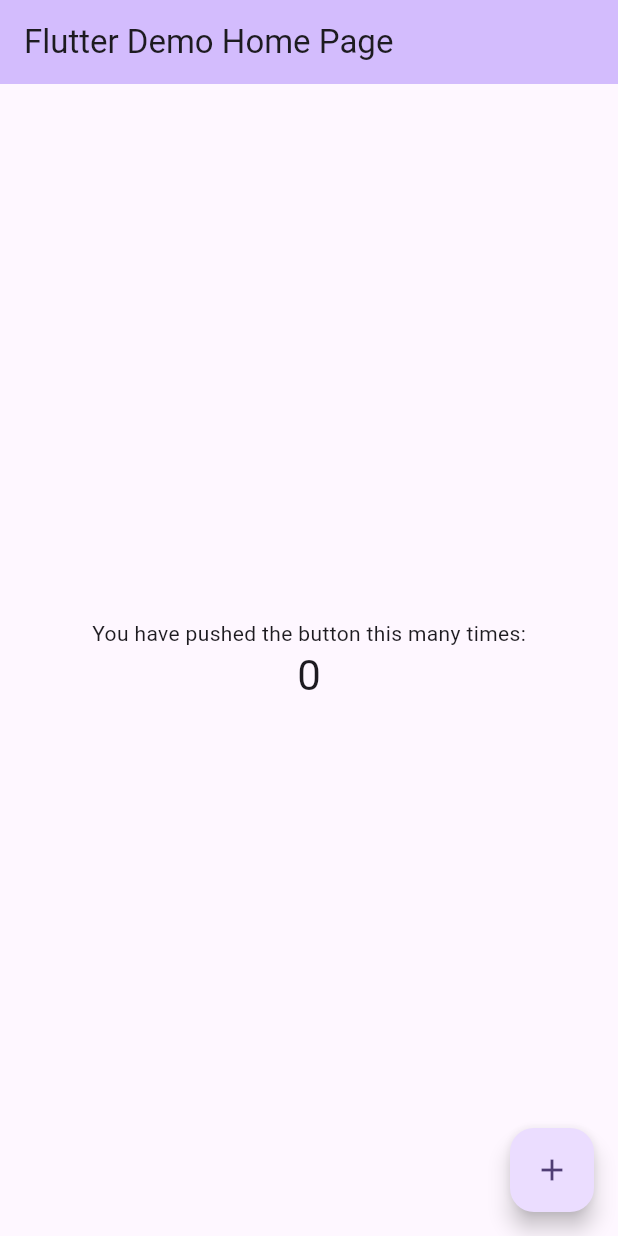
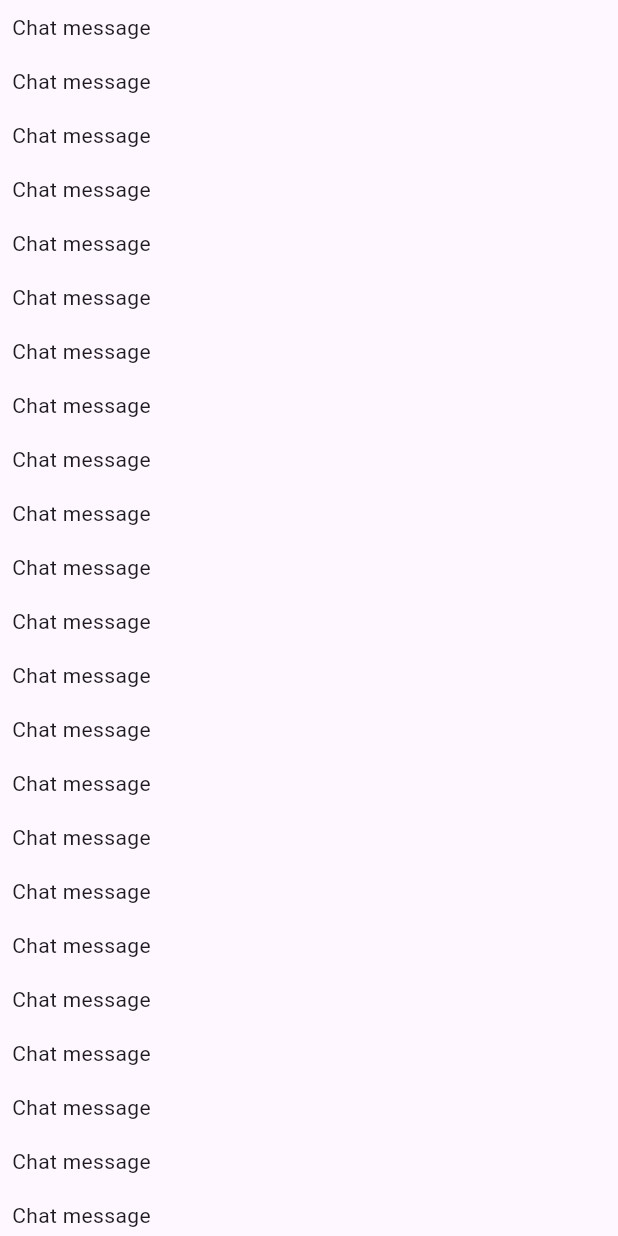
Before and after one commit to FARHADGULL/QuickChat, a Flutter app: the screen it shows after launch, on a phone screen of 412 x 824 dp. Run offline on Flutter 3.47's test engine with Material 2 defaults, Android fonts, the phone set to English and light mode, and no system bars.

Commit message:
added screens

```diff
--- a/lib/main.dart
+++ b/lib/main.dart
@@ -1,4 +1,6 @@
 import 'package:flutter/material.dart';
+
+import 'screens/chat_screen.dart';
 
 void main() {
   runApp(const MyApp());
@@ -11,100 +13,13 @@ class MyApp extends StatelessWidget {
   @override
   Widget build(BuildContext context) {
     return MaterialApp(
-      title: 'Flutter memory leak demo',
+      debugShowCheckedModeBanner: false,
+      title: 'Quick Chat',
       theme: ThemeData(
         colorScheme: ColorScheme.fromSeed(seedColor: Colors.deepPurple),
         useMaterial3: true,
       ),
-      home: const MyHomePage(title: 'Flutter Demo Home Page'),
+      home: const ChatScreen(),
     );
   }
 }
-
-class MyHomePage extends StatefulWidget {
-  const MyHomePage({super.key, required this.title});
-
-  // This widget is the home page of your application. It is stateful, meaning
-  // that it has a State object (defined below) that contains fields that affect
-  // how it looks.
-
-  // This class is the configuration for the state. It holds the values (in this
-  // case the title) provided by the parent (in this case the App widget) and
-  // used by the build method of the State. Fields in a Widget subclass are
-  // always marked "final".
-
-  final String title;
-
-  @override
-  State<MyHomePage> createState() => _MyHomePageState();
-}
-
-class _MyHomePageState extends State<MyHomePage> {
-  int _counter = 0;
-
-  void _incrementCounter() {
-    setState(() {
-      // This call to setState tells the Flutter framework that something has
-      // changed in this State, which causes it to rerun the build method below
-      // so that the display can reflect the updated values. If we changed
-      // _counter without calling setState(), then the build method would not be
-      // called again, and so nothing would appear to happen.
-      _counter++;
-    });
-  }
-
-  @override
-  Widget build(BuildContext context) {
-    // This method is rerun every time setState is called, for instance as done
-    // by the _incrementCounter method above.
-    //
-    // The Flutter framework has been optimized to make rerunning build methods
-    // fast, so that you can just rebuild anything that needs updating rather
-    // than having to individually change instances of widgets.
-    return Scaffold(
-      appBar: AppBar(
-        // TRY THIS: Try changing the color here to a specific color (to
-        // Colors.amber, perhaps?) and trigger a hot reload to see the AppBar
-        // change color while the other colors stay the same.
-        backgroundColor: Theme.of(context).colorScheme.inversePrimary,
-        // Here we take the value from the MyHomePage object that was created by
-        // the App.build method, and use it to set our appbar title.
-        title: Text(widget.title),
-      ),
-      body: Center(
-        // Center is a layout widget. It takes a single child and positions it
-        // in the middle of the parent.
-        child: Column(
-          // Column is also a layout widget. It takes a list of children and
-          // arranges them vertically. By default, it sizes itself to fit its
-          // children horizontally, and tries to be as tall as its parent.
-          //
-          // Column has various properties to control how it sizes itself and
-          // how it positions its children. Here we use mainAxisAlignment to
-          // center the children vertically; the main axis here is the vertical
-          // axis because Columns are vertical (the cross axis would be
-          // horizontal).
-          //
-          // TRY THIS: Invoke "debug painting" (choose the "Toggle Debug Paint"
-          // action in the IDE, or press "p" in the console), to see the
-          // wireframe for each widget.
-          mainAxisAlignment: MainAxisAlignment.center,
-          children: <Widget>[
-            const Text(
-              'You have pushed the button this many times:',
-            ),
-            Text(
-              '$_counter',
-              style: Theme.of(context).textTheme.headlineMedium,
-            ),
-          ],
-        ),
-      ),
-      floatingActionButton: FloatingActionButton(
-        onPressed: _incrementCounter,
-        tooltip: 'Increment',
-        child: const Icon(Icons.add),
-      ), // This trailing comma makes auto-formatting nicer for build methods.
-    );
-  }
-}
--- /dev/null
+++ b/lib/screens/chat_screen.dart
@@ -0,0 +1,18 @@
+import 'package:flutter/material.dart';
+
+class ChatScreen extends StatelessWidget {
+  const ChatScreen({super.key});
+
+  @override
+  Widget build(BuildContext context) {
+    return Scaffold(
+      body: ListView.builder(
+        itemCount: 100,
+        itemBuilder: (context, index) => Container(
+          padding: const EdgeInsets.all(8),
+          child: const Text('Chat message'),
+        )
+      ),
+    );
+  }
+}
```
Also changed, not shown: lib/screens/auth_screen.dart (added), 3 other files.
